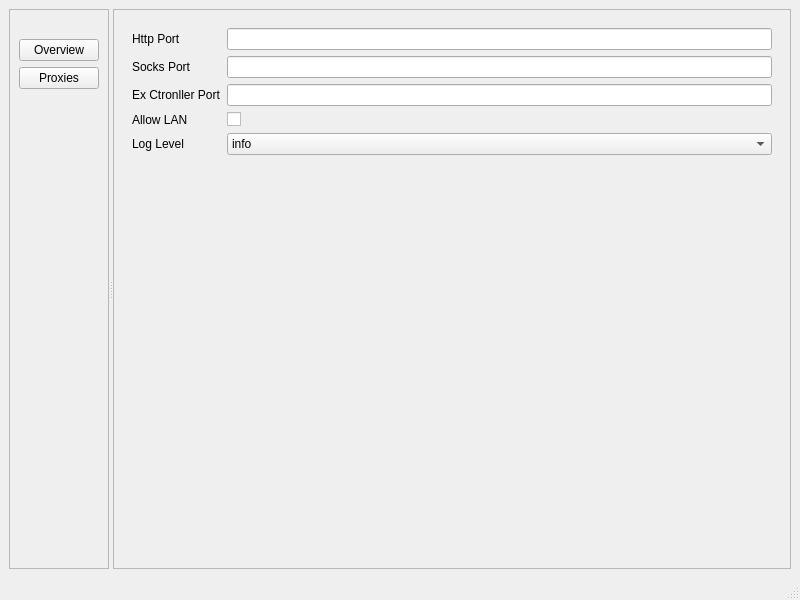
Qt form src/mainwindow.ui (josephpei/qClash) before a commit.
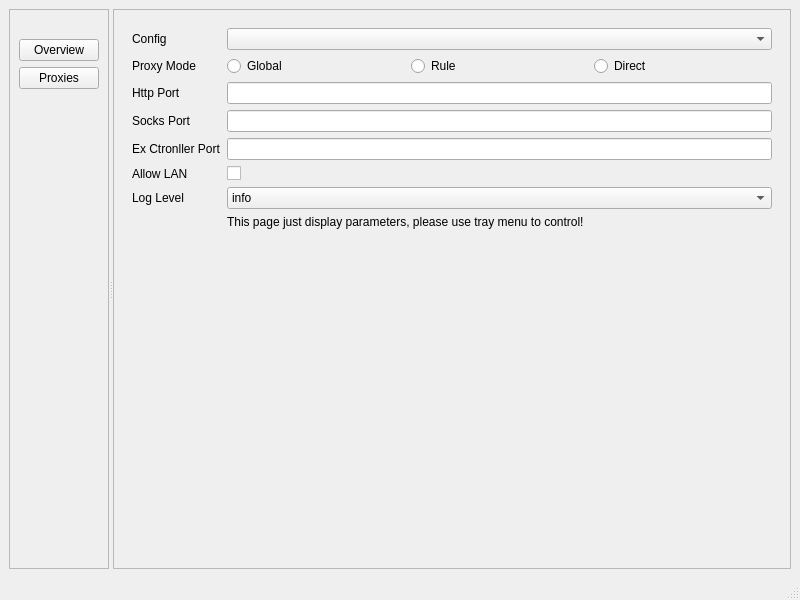
The same form after that commit.

Patch:
```diff
--- a/src/mainwindow.ui
+++ b/src/mainwindow.ui
@@ -109,57 +109,99 @@
             <item>
              <layout class="QFormLayout" name="formLayout">
               <item row="1" column="0">
+               <widget class="QLabel" name="configLabel">
+                <property name="text">
+                 <string>Config</string>
+                </property>
+               </widget>
+              </item>
+              <item row="1" column="1">
+               <widget class="QComboBox" name="configComboBox"/>
+              </item>
+              <item row="2" column="0">
+               <widget class="QLabel" name="modeLabel">
+                <property name="text">
+                 <string>Proxy Mode</string>
+                </property>
+               </widget>
+              </item>
+              <item row="2" column="1">
+               <layout class="QHBoxLayout" name="modeHLayout">
+                <item>
+                 <widget class="QRadioButton" name="directButton">
+                  <property name="text">
+                   <string>Global</string>
+                  </property>
+                 </widget>
+                </item>
+                <item>
+                 <widget class="QRadioButton" name="ruleButton">
+                  <property name="text">
+                   <string>Rule</string>
+                  </property>
+                 </widget>
+                </item>
+                <item>
+                 <widget class="QRadioButton" name="globalButton">
+                  <property name="text">
+                   <string>Direct</string>
+                  </property>
+                 </widget>
+                </item>
+               </layout>
+              </item>
+              <item row="3" column="0">
                <widget class="QLabel" name="httpPortLabel">
                 <property name="text">
                  <string>Http Port</string>
                 </property>
                </widget>
               </item>
-              <item row="1" column="1">
+              <item row="3" column="1">
                <widget class="QLineEdit" name="httpPortLineEdit"/>
               </item>
-              <item row="2" column="0">
+              <item row="4" column="0">
                <widget class="QLabel" name="socksPortLabel">
                 <property name="text">
                  <string>Socks Port</string>
                 </property>
                </widget>
               </item>
-              <item row="2" column="1">
+              <item row="4" column="1">
                <widget class="QLineEdit" name="socksPortLineEdit"/>
               </item>
-              <item row="3" column="0">
+              <item row="5" column="0">
                <widget class="QLabel" name="exCtrlPortLabel">
                 <property name="text">
                  <string>Ex Ctronller Port</string>
                 </property>
                </widget>
               </item>
-              <item row="3" column="1">
+              <item row="5" column="1">
                <widget class="QLineEdit" name="exCtrlPortLineEdit"/>
               </item>
-              <item row="4" column="0">
+              <item row="6" column="0">
                <widget class="QLabel" name="allowLanLabel">
                 <property name="text">
                  <string>Allow LAN</string>
                 </property>
                </widget>
               </item>
-              <item row="4" column="1">
+              <item row="6" column="1">
                <widget class="QCheckBox" name="allowLanCheckBox">
                 <property name="text">
                  <string/>
                 </property>
                </widget>
               </item>
-              <item row="5" column="0">
+              <item row="7" column="0">
                <widget class="QLabel" name="logLevelLabel">
                 <property name="text">
                  <string>Log Level</string>
                 </property>
                </widget>
               </item>
-              <item row="5" column="1">
+              <item row="7" column="1">
                <widget class="QComboBox" name="logLevelComboBox">
                 <item>
                  <property name="text">
@@ -188,6 +230,13 @@
                 </item>
                </widget>
               </item>
+              <item row="8" column="1">
+               <widget class="QLabel" name="instructionLabel">
+                <property name="text">
+                 <string>This page just display parameters, please use tray menu to control!</string>
+                </property>
+               </widget>
+              </item>
              </layout>
             </item>
            </layout>
```
